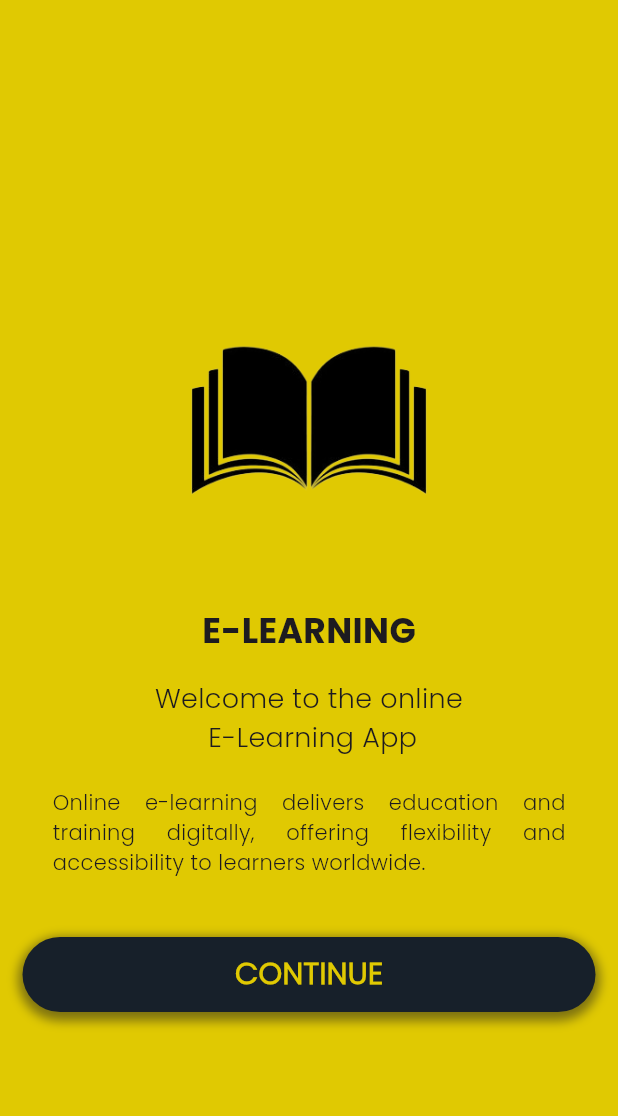
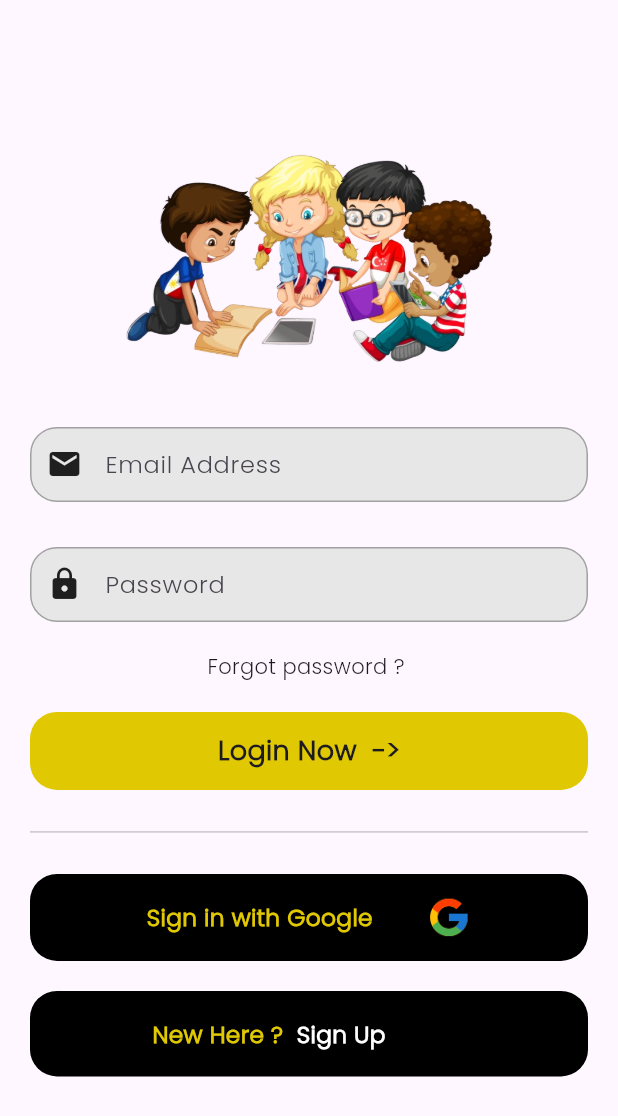
Before and after one commit to SanjuGajitha/Learning_App, a Flutter app: the screen it shows after launch, on a phone screen of 412 x 824 dp. Shown: the top 1116 px of the screen. Run offline on Flutter 3.47's test engine with Material 3 defaults, Android fonts, the phone set to English and light mode, and no system bars.

Commit message:
design a login

```diff
--- a/lib/main.dart
+++ b/lib/main.dart
@@ -1,3 +1,4 @@
+import 'package:e_learning_app/pages/login_page.dart';
 import 'package:flutter/material.dart';
 
 void main() {
@@ -11,81 +12,7 @@ class MyApp extends StatelessWidget {
   Widget build(BuildContext context) {
     return MaterialApp(
       debugShowCheckedModeBanner: false,
-      home: Scaffold(
-        backgroundColor: Color(0xffe0c902),
-        body: SafeArea(
-          child: Padding(
-            padding: EdgeInsets.symmetric(vertical: 0, horizontal: 15),
-            child: Column(
-              mainAxisSize: MainAxisSize.min,
-              children: [
-                SizedBox(height: 150),
-                Center(
-                  child: Image.asset(
-                    'assests/homeimage.png',
-                    width: 400,
-                  ),
-                ),
-                Text("E-LEARNING",
-                    style: TextStyle(
-                      fontSize: 23,
-                      fontWeight: FontWeight.w600,
-                      fontFamily: 'PoppinBold',
-                    )),
-                SizedBox(height: 15),
-                Text(
-                  "Welcome to the online\n E-Learning App",
-                  style: TextStyle(
-                    fontSize: 18,
-                    fontWeight: FontWeight.w500,
-                    fontFamily: 'Poppin',
-                  ),
-                  textAlign: TextAlign.center,
-                ),
-                SizedBox(height: 20),
-                Padding(
-                  padding: EdgeInsets.symmetric(horizontal: 20),
-                  child: Text(
-                    "Online e-learning delivers education and training digitally, offering flexibility and accessibility to learners worldwide.",
-                    style: TextStyle(
-                      fontSize: 14,
-                      fontFamily: 'Poppin',
-                    ),
-                    textAlign: TextAlign.justify,
-                  ),
-                ),
-                SizedBox(height: 40),
-                Container(
-                  width: double.infinity,
-                  height: 50,
-                  decoration: BoxDecoration(
-                      borderRadius: BorderRadius.circular(40),
-                      color: Color(0xff17202a),
-                      boxShadow: [
-                        BoxShadow(
-                          color: const Color.fromARGB(255, 29, 29, 29)
-                              .withOpacity(0.5), // Shadow color
-                          spreadRadius: 3, // Spread radius
-                          blurRadius: 5, // Blur radius
-                          offset: Offset(0, 3), // Offset in x,y
-                        ),
-                      ]),
-                  child: Center(
-                    child: Text(
-                      "CONTINUE",
-                      style: TextStyle(
-                          color: Color(0xffe0c902),
-                          fontSize: 20,
-                          fontFamily: 'Poppin',
-                          fontWeight: FontWeight.bold),
-                    ),
-                  ),
-                ),
-              ],
-            ),
-          ),
-        ),
-      ),
+      home: LoginPage(),
     );
   }
 }
--- /dev/null
+++ b/lib/pages/home_page.dart
@@ -0,0 +1,84 @@
+import 'package:flutter/material.dart';
+
+class HomePage extends StatelessWidget {
+  const HomePage({super.key});
+
+  @override
+  Widget build(BuildContext context) {
+    return Scaffold(
+      backgroundColor: Color(0xffe0c902),
+      body: SafeArea(
+        child: Padding(
+          padding: EdgeInsets.symmetric(vertical: 0, horizontal: 15),
+          child: Column(
+            mainAxisSize: MainAxisSize.min,
+            children: [
+              SizedBox(height: 150),
+              Center(
+                child: Image.asset(
+                  'assests/homeimage.png',
+                  width: 400,
+                ),
+              ),
+              Text("E-LEARNING",
+                  style: TextStyle(
+                    fontSize: 23,
+                    fontWeight: FontWeight.w600,
+                    fontFamily: 'PoppinBold',
+                  )),
+              SizedBox(height: 15),
+              Text(
+                "Welcome to the online\n E-Learning App",
+                style: TextStyle(
+                  fontSize: 18,
+                  fontWeight: FontWeight.w500,
+                  fontFamily: 'Poppin',
+                ),
+                textAlign: TextAlign.center,
+              ),
+              SizedBox(height: 20),
+              Padding(
+                padding: EdgeInsets.symmetric(horizontal: 20),
+                child: Text(
+                  "Online e-learning delivers education and training digitally, offering flexibility and accessibility to learners worldwide.",
+                  style: TextStyle(
+                    fontSize: 14,
+                    fontFamily: 'Poppin',
+                  ),
+                  textAlign: TextAlign.justify,
+                ),
+              ),
+              SizedBox(height: 40),
+              Container(
+                width: double.infinity,
+                height: 50,
+                decoration: BoxDecoration(
+                    borderRadius: BorderRadius.circular(40),
+                    color: Color(0xff17202a),
+                    boxShadow: [
+                      BoxShadow(
+                        color: const Color.fromARGB(255, 29, 29, 29)
+                            .withOpacity(0.5), // Shadow color
+                        spreadRadius: 3, // Spread radius
+                        blurRadius: 5, // Blur radius
+                        offset: Offset(0, 3), // Offset in x,y
+                      ),
+                    ]),
+                child: Center(
+                  child: Text(
+                    "CONTINUE",
+                    style: TextStyle(
+                        color: Color(0xffe0c902),
+                        fontSize: 20,
+                        fontFamily: 'Poppin',
+                        fontWeight: FontWeight.bold),
+                  ),
+                ),
+              ),
+            ],
+          ),
+        ),
+      ),
+    );
+  }
+}
--- /dev/null
+++ b/lib/pages/login_page.dart
@@ -0,0 +1,167 @@
+import 'package:flutter/material.dart';
+
+class LoginPage extends StatelessWidget {
+  const LoginPage({super.key});
+
+  @override
+  Widget build(BuildContext context) {
+    return Scaffold(
+      body: Padding(
+        padding: EdgeInsets.fromLTRB(20.0, 100.0, 20.0, 0.0),
+        child: SingleChildScrollView(
+          child: Column(
+            children: [
+              SizedBox(
+                // ignore: sort_child_properties_last
+                child: Image.asset('assests/learn.png'),
+                width: 250,
+              ),
+              SizedBox(height: 40),
+              Container(
+                padding: EdgeInsets.symmetric(horizontal: 10),
+                width: double.infinity,
+                decoration: BoxDecoration(
+                    color: Color(0xffE7E7E7),
+                    borderRadius: BorderRadius.circular(18),
+                    border: Border.all(color: Color(0xffA1A1A1))),
+                child: Row(
+                  children: [
+                    Icon(Icons.email),
+                    SizedBox(
+                      width: 15,
+                    ),
+                    Expanded(
+                      child: TextField(
+                        decoration: InputDecoration(
+                          hintText: "Email Address",
+                          hintStyle: TextStyle(fontFamily: 'Poppin'),
+                          border: InputBorder.none,
+                        ),
+                      ),
+                    )
+                  ],
+                ),
+              ),
+              SizedBox(height: 30),
+              Container(
+                padding: EdgeInsets.symmetric(horizontal: 10),
+                width: double.infinity,
+                decoration: BoxDecoration(
+                    color: Color(0xffE7E7E7),
+                    borderRadius: BorderRadius.circular(18),
+                    border: Border.all(color: Color(0xffA1A1A1))),
+                child: Row(
+                  children: [
+                    Icon(Icons.lock),
+                    SizedBox(
+                      width: 15,
+                    ),
+                    Expanded(
+                      child: TextField(
+                        decoration: InputDecoration(
+                          hintText: "Password",
+                          hintStyle: TextStyle(fontFamily: 'Poppin'),
+                          border: InputBorder.none,
+                        ),
+                      ),
+                    )
+                  ],
+                ),
+              ),
+              SizedBox(height: 20),
+              Container(
+                child: Text(
+                  "Forgot password ? ",
+                  style: TextStyle(fontFamily: 'Poppin'),
+                ),
+              ),
+              SizedBox(height: 20),
+              Container(
+                padding: EdgeInsets.all(13),
+                width: double.infinity,
+                decoration: BoxDecoration(
+                    color: Color(0xffe0c902),
+                    borderRadius: BorderRadius.circular(18)),
+                child: Center(
+                    child: Text(
+                  "Login Now  ->",
+                  style: TextStyle(
+                      fontFamily: 'Poppin',
+                      fontSize: 18,
+                      fontWeight: FontWeight.w600),
+                )),
+              ),
+              SizedBox(
+                height: 20,
+              ),
+              Divider(
+                thickness: 1,
+              ),
+              SizedBox(
+                height: 20,
+              ),
+              Container(
+                width: double.infinity,
+                decoration: BoxDecoration(
+                    color: Color(0xff000000),
+                    borderRadius: BorderRadius.circular(18)),
+                padding: EdgeInsets.all(14),
+                child: Padding(
+                  padding: EdgeInsets.symmetric(horizontal: 28),
+                  child: Row(
+                    mainAxisAlignment: MainAxisAlignment.spaceEvenly,
+                    children: [
+                      Text(
+                        "Sign in with Google",
+                        style: TextStyle(
+                            fontFamily: 'Poppin',
+                            fontSize: 15.5,
+                            fontWeight: FontWeight.w600,
+                            color: Color(0xffe0c902)),
+                      ),
+                      Image.asset(
+                        'assests/google.png',
+                        width: 30,
+                        height: 30,
+                      )
+                    ],
+                  ),
+                ),
+              ),
+              SizedBox(height: 20),
+              Container(
+                padding: EdgeInsets.all(17.5),
+                width: double.infinity,
+                decoration: BoxDecoration(
+                  color: Color(0xff000000),
+                  borderRadius: BorderRadius.circular(18),
+                ),
+                child: Row(
+                  children: [
+                    Padding(padding: EdgeInsets.symmetric(horizontal: 32)),
+                    Text(
+                      "New Here ? ",
+                      style: TextStyle(
+                          fontFamily: 'Poppin',
+                          fontSize: 15.5,
+                          fontWeight: FontWeight.w600,
+                          color: Color(0xffe0c902)),
+                    ),
+                    Text(
+                      " Sign Up",
+                      style: TextStyle(
+                          fontFamily: 'Poppin',
+                          fontSize: 15.5,
+                          fontWeight: FontWeight.w600,
+                          color: Color(0xffffffff)),
+                    )
+                  ],
+                ),
+              ),
+            ],
+          ),
+        ),
+      ),
+    );
+  }
+}
--- a/pubspec.yaml
+++ b/pubspec.yaml
@@ -59,6 +59,8 @@ flutter:
   # To add assets to your application, add an assets section, like this:
   assets:
     - assests/homeimage.png
+    - assests/learn.png
+    - assests/google.png
 
   # An image asset can refer to one or more resolution-specific "variants", see
   # https://flutter.dev/to/resolution-aware-images
```
Also changed, not shown: assests/ami.jpg (deleted), assests/bg.png (deleted), assests/books.jpg (deleted), assests/google.png (added), assests/learn.png (added), assests/login_design.jpg (added), assests/newbook.png (deleted).
